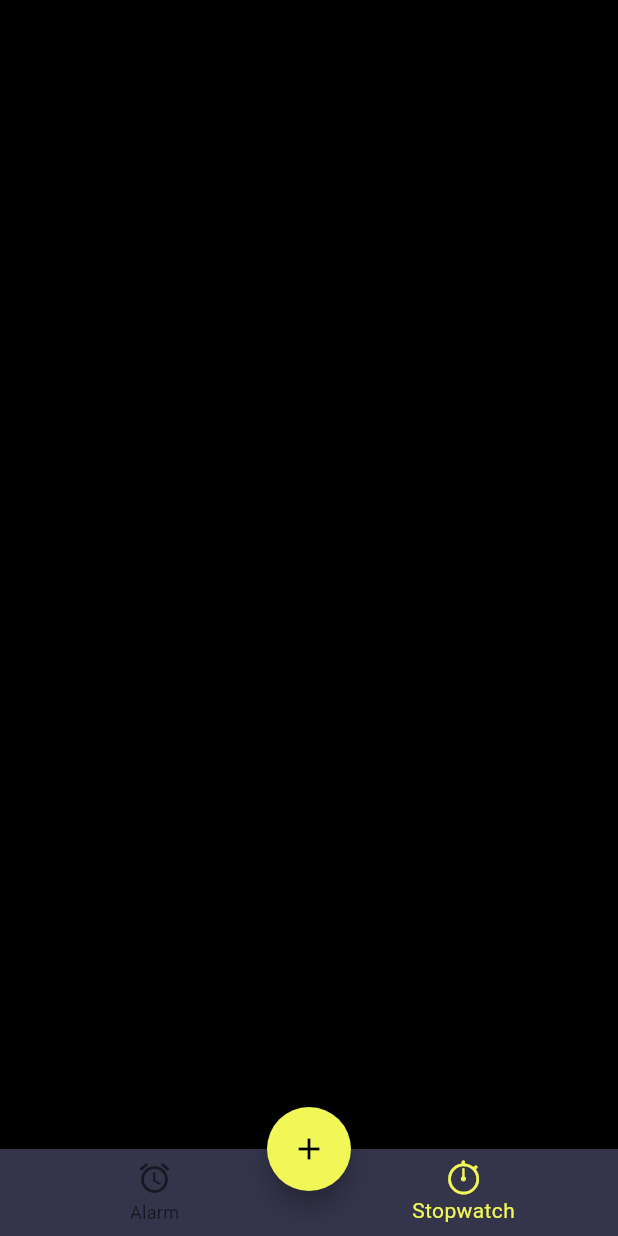
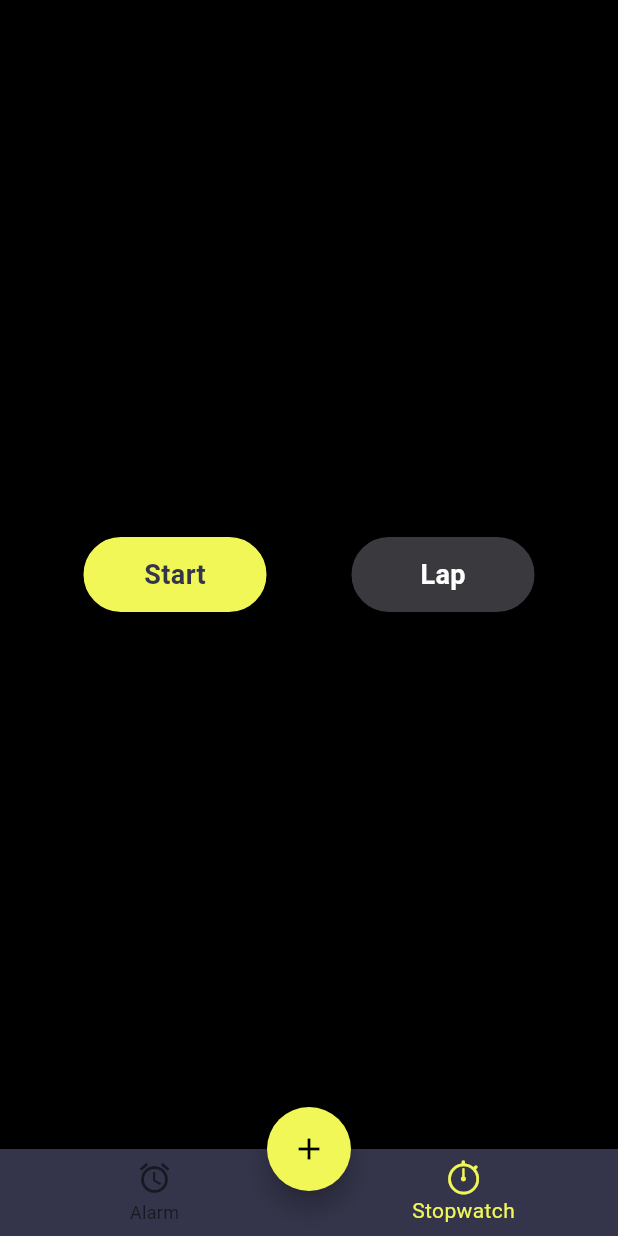
Before and after one commit to WaqasAhmed123/wakey-an-alarm-app, a Flutter app: the screen it shows after launch, item 2 of the bottom bar chosen, on a phone screen of 412 x 824 dp. Run offline on Flutter 3.47's test engine with Material 2 defaults, Android fonts, the phone set to English and light mode, and no system bars.

Commit message:
stopwatch added

```diff
--- a/lib/main.dart
+++ b/lib/main.dart
@@ -2,7 +2,9 @@ import 'package:flutter/material.dart';
 import 'package:provider/provider.dart';
 import 'package:wakey/utils/text_style.dart';
 import 'package:wakey/view_models/home_viewmodel.dart';
+import 'package:wakey/view_models/stopwatch_viewmodel.dart';
 import 'package:wakey/views/home.dart';
+import 'package:wakey/views/stopwatch.dart';
 
 void main() {
   runApp(
@@ -11,6 +13,9 @@ void main() {
         ChangeNotifierProvider<HomeViewModel>(
             create: (context) => HomeViewModel()),
         Provider(create: (context) => const HomeView()),
+        ChangeNotifierProvider<StopWatchViewModel>(
+            create: (context) => StopWatchViewModel()),
+        Provider(create: (context) => const StopWatchView()),
       ],
       child: const MyApp(),
     ),
--- /dev/null
+++ b/lib/view_models/stopwatch_viewmodel.dart
@@ -0,0 +1,3 @@
+import 'package:flutter/material.dart';
+
+class StopWatchViewModel extends ChangeNotifier {}
--- a/lib/views/home.dart
+++ b/lib/views/home.dart
@@ -1,6 +1,7 @@
 import 'package:flutter/cupertino.dart';
 import 'package:flutter/material.dart';
 import 'package:provider/provider.dart';
+import 'package:wakey/views/stopwatch.dart';
 import 'package:wakey/widgets/alarm_description.dart';
 
 import '../view_models/home_viewmodel.dart';
@@ -74,14 +75,15 @@ class _HomeViewState extends State<HomeView> {
                       ],
                     ),
                   )
-              : const Padding(
-                  padding: EdgeInsets.all(16),
-                  child: Column(
-                    children: [
-                      // Your stopwatch widget content goes here
-                    ],
-                  ),
-                ),
+                : const StopWatchView()
+            // const Padding(
+            //     padding: EdgeInsets.all(16),
+            //     child: Column(
+            //       children: [
+            //         // Your stopwatch widget content goes here
+            //       ],
+            //     ),
+            //   ),
             ),
       );
     });
--- a/lib/views/stopwatch.dart
+++ b/lib/views/stopwatch.dart
@@ -0,0 +1,43 @@
+import 'package:flutter/cupertino.dart';
+import 'package:flutter/material.dart';
+import 'package:wakey/widgets/stopwatch_button.dart';
+
+class StopWatchView extends StatefulWidget {
+  const StopWatchView({super.key});
+
+  @override
+  State<StopWatchView> createState() => _StopWatchViewState();
+}
+
+class _StopWatchViewState extends State<StopWatchView> {
+  @override
+  Widget build(BuildContext context) {
+    return Scaffold(
+      body: Center(
+        child: Column(
+          mainAxisAlignment: MainAxisAlignment.center,
+          crossAxisAlignment: CrossAxisAlignment.center,
+          children: [
+            Row(
+              mainAxisAlignment: MainAxisAlignment.spaceEvenly,
+              children: [
+                stopwatchButton(
+                    onTap: () {},
+                    textColor: const Color(0xFF34344A),
+                    context: context,
+                    buttonTitle: "Start",
+                    buttonColor: Theme.of(context).primaryColor),
+                stopwatchButton(
+                    onTap: () {},
+                    textColor: const Color(0xFFFFFFFF),
+                    context: context,
+                    buttonTitle: "Lap",
+                    buttonColor: const Color(0xFF39393E)),
+              ],
+            )
+          ],
+        ),
+      ),
+    );
+  }
+}
--- /dev/null
+++ b/lib/widgets/stopwatch_button.dart
@@ -0,0 +1,23 @@
+import 'package:flutter/cupertino.dart';
+import 'package:flutter/material.dart';
+import 'package:wakey/utils/text_style.dart';
+
+stopwatchButton({context, buttonTitle, buttonColor, textColor, onTap}) {
+  return GestureDetector(
+    onTap: onTap,
+    child: Container(
+      height: 52,
+      width: 124,
+      decoration: BoxDecoration(
+          color: buttonColor,
+          border: Border.all(),
+          borderRadius: BorderRadius.circular(26)),
+      child: Center(
+        child: Text(
+          buttonTitle,
+          style: textStyle(textColor: textColor)["titleMedium"],
+        ),
+      ),
+    ),
+  );
+}
```
Lines whose indentation alone changed are shown as unchanged.
